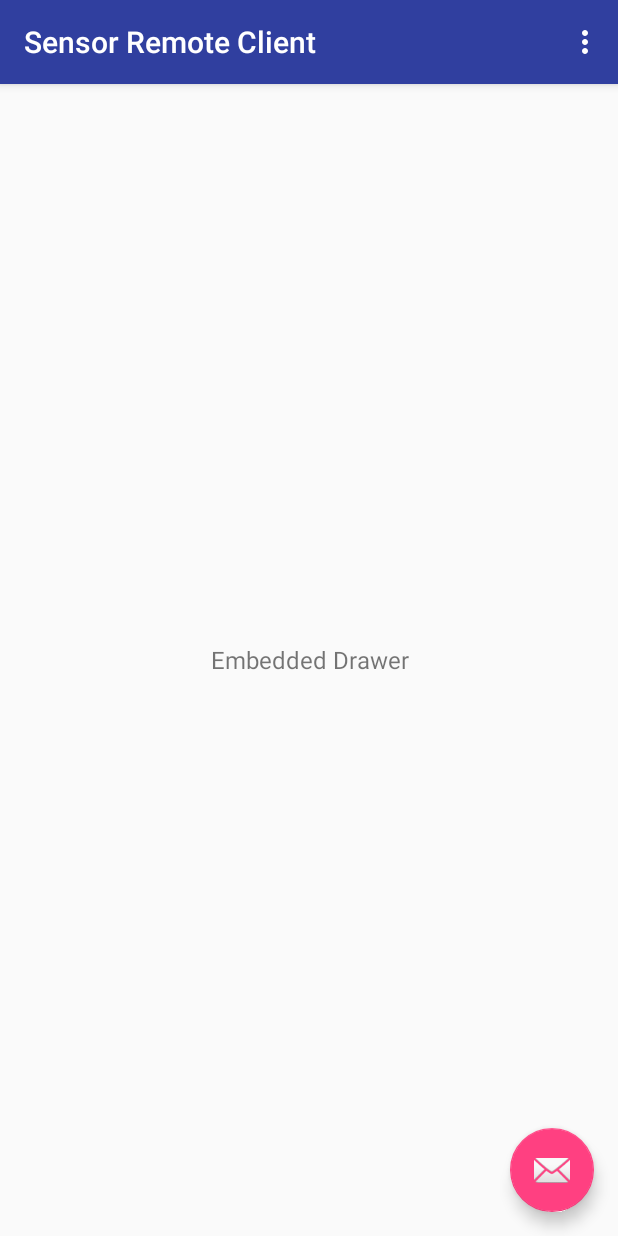
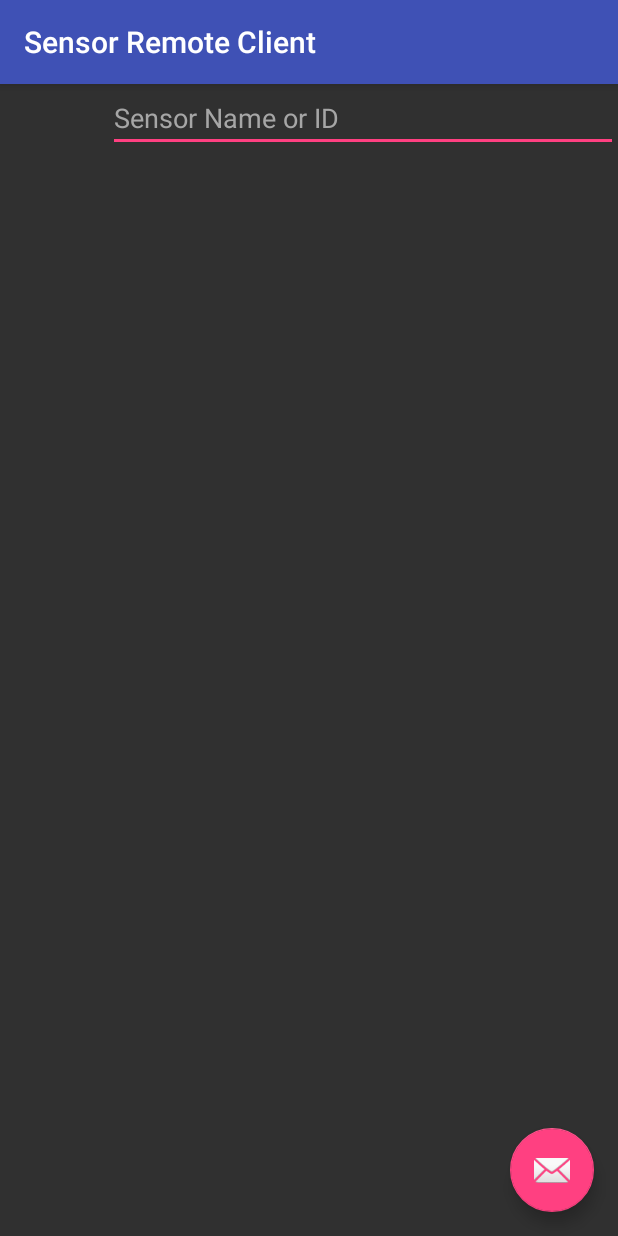
Before and after one commit to enginetix/faclon_app, an Android app: the screen it shows after launch (MainActivity), on a phone screen of 412 x 824 dp. Run offline under Robolectric (Android 15) with nearby library versions, the phone set to English and light mode, and no system bars; libraries missing offline, so code that uses them is left out: com.mikepenz.crossfader, com.mikepenz.fontawesome_typeface_library, com.mikepenz.google_material_typeface_library, com.mikepenz.iconics, com.mikepenz.materialdrawer and 1 more; 9 statements that could not run were skipped.

Commit message:
Added listview

```diff
--- a/app/src/main/java/faclon/sensorremoteclient/MainActivity.java
+++ b/app/src/main/java/faclon/sensorremoteclient/MainActivity.java
@@ -64,7 +64,6 @@ public class MainActivity extends AppCompatActivity {
         setContentView(R.layout.activity_main);
         Toolbar toolbar = (Toolbar) findViewById(R.id.toolbar);
         setSupportActionBar(toolbar);
-        //getSupportActionBar().setDisplayHomeAsUpEnabled(true);
 
 
         FloatingActionButton fab = (FloatingActionButton) findViewById(R.id.fab);
@@ -112,7 +111,7 @@ public class MainActivity extends AppCompatActivity {
 
         result = new DrawerBuilder()
                 .withActivity(this)
-            //    .withToolbar(toolbar)
+                .withToolbar(toolbar)
                 .withTranslucentStatusBar(false)
               //  .withAccountHeader(headerResult) //set the AccountHeader we created earlier for the header
                 .addDrawerItems(
@@ -120,20 +119,20 @@ public class MainActivity extends AppCompatActivity {
                         new PrimaryDrawerItem().withName(R.string.drawer_item_action_bar_drawer).withIcon(FontAwesome.Icon.faw_home).withBadge("22").withBadgeStyle(new BadgeStyle(Color.RED, Color.RED)).withIdentifier(2).withSelectable(false),
                         new PrimaryDrawerItem().withName(R.string.drawer_item_multi_drawer).withIcon(FontAwesome.Icon.faw_gamepad).withIdentifier(3),
                         new PrimaryDrawerItem().withName(R.string.drawer_item_non_translucent_status_drawer).withIcon(FontAwesome.Icon.faw_eye).withIdentifier(4),
-                        new PrimaryDrawerItem().withDescription("A more complex sample").withName(R.string.drawer_item_advanced_drawer).withIcon(GoogleMaterial.Icon.gmd_adb).withIdentifier(5),
+                      //  new PrimaryDrawerItem().withDescription("A more complex sample").withName(R.string.drawer_item_advanced_drawer).withIcon(GoogleMaterial.Icon.gmd_adb).withIdentifier(5),
                         new PrimaryDrawerItem().withName(R.string.drawer_item_keyboard_util_drawer).withIcon(GoogleMaterial.Icon.gmd_labels).withIdentifier(6),
-                        new SectionDrawerItem().withName(R.string.drawer_item_section_header),
+                       // new SectionDrawerItem().withName(R.string.drawer_item_section_header),
                         new SecondaryDrawerItem().withName(R.string.drawer_item_open_source).withIcon(FontAwesome.Icon.faw_github),
                         new SecondaryDrawerItem().withName(R.string.drawer_item_contact).withIcon(GoogleMaterial.Icon.gmd_format_color_fill).withTag("Bullhorn"),
                         new DividerDrawerItem(),
-                        new SwitchDrawerItem().withName("Switch").withIcon(Octicons.Icon.oct_tools).withChecked(true).withOnCheckedChangeListener(onCheckedChangeListener),
+                       // new SwitchDrawerItem().withName("Switch").withIcon(Octicons.Icon.oct_tools).withChecked(true).withOnCheckedChangeListener(onCheckedChangeListener),
                         new ToggleDrawerItem().withName("Toggle").withIcon(Octicons.Icon.oct_tools).withChecked(true).withOnCheckedChangeListener(onCheckedChangeListener)
                 ) // add the items we want to use with our Drawer
                 .withOnDrawerItemClickListener(new Drawer.OnDrawerItemClickListener() {
                     @Override
                     public boolean onItemClick(View view, int position, IDrawerItem drawerItem) {
                         if (drawerItem instanceof Nameable) {
-                            //Toast.makeText(MiniDrawerActivity.this, ((Nameable) drawerItem).getName().getText(MiniDrawerActivity.this), Toast.LENGTH_SHORT).show();
+                            Toast.makeText(MainActivity.this, ((Nameable) drawerItem).getName().getText(MainActivity.this), Toast.LENGTH_LONG).show();
                         }
                         return false;
                     }
@@ -147,10 +146,10 @@ public class MainActivity extends AppCompatActivity {
         miniResult = result.getMiniDrawer();
 
         //get the widths in px for the first and second panel
-        int firstWidth = (int) UIUtils.convertDpToPixel(300, this);
-        int secondWidth = (int) UIUtils.convertDpToPixel(72, this);
+        int firstWidth = (int) UIUtils.convertDpToPixel(230, this);
+        int secondWidth = (int) UIUtils.convertDpToPixel(70, this);
 
-        //create and build our crossfader (see the MiniDrawer is also builded in here, as the build method returns the view to be used in the crossfader)
+        //create and build our crossfader (see the MiniDrawer is also built in here, as the build method returns the view to be used in the crossfader)
         //the crossfader library can be found here: https://github.com/mikepenz/Crossfader
         crossFader = new Crossfader()
                 .withContent(findViewById(R.id.crossfade_content))
@@ -180,35 +179,5 @@ public class MainActivity extends AppCompatActivity {
 
 
 
-    @Override
-    public boolean onCreateOptionsMenu(Menu menu) {
-        // Inflate the menu; this adds items to the action bar if it is present.
-        getMenuInflater().inflate(R.menu.menu_main, menu);
-        return true;
-    }
 
-    @Override
-    public boolean onOptionsItemSelected(MenuItem item) {
-        // Handle action bar item clicks here. The action bar will
-        // automatically handle clicks on the Home/Up button, so long
-        // as you specify a parent activity in AndroidManifest.xml.
-        int id = item.getItemId();
-
-        //noinspection SimplifiableIfStatement
-        if (id == R.id.action_settings) {
-            return true;
-        }
-
-        return super.onOptionsItemSelected(item);
-    }
-
-    @Override
-    public void onBackPressed() {
-        //handle the back press :D close the drawer first and if the drawer is closed close the activity
-        if (result != null && result.isDrawerOpen()) {
-            result.closeDrawer();
-        } else {
-            super.onBackPressed();
-        }
-    }
 }
--- a/app/src/main/res/layout/activity_main.xml
+++ b/app/src/main/res/layout/activity_main.xml
@@ -5,17 +5,14 @@
     android:gravity="center">
 
     <android.support.v7.widget.Toolbar
-        xmlns:android="http://schemas.android.com/apk/res/android"
-        xmlns:app="http://schemas.android.com/apk/res-auto"
         android:id="@+id/toolbar"
+        android:layout_width="match_parent"
+        android:layout_height="?attr/actionBarSize"
+        android:background="?attr/colorPrimary"
         android:elevation="4dp"
-        android:layout_height="wrap_content"
-        android:layout_width="match_parent"
-        android:fitsSystemWindows="true"
-        android:minHeight="?attr/actionBarSize"
-        app:theme="@style/ThemeOverlay.AppCompat.Dark.ActionBar"
-        android:background="?attr/colorPrimaryDark">
-    </android.support.v7.widget.Toolbar>
+        android:theme="@style/ThemeOverlay.AppCompat.Dark.ActionBar"
+
+       />
 
 
     <FrameLayout
@@ -28,9 +25,31 @@
             android:layout_width="match_parent"
             android:layout_height="match_parent"
             android:layout_gravity="center"
-            android:gravity="center"
-            android:text="@string/drawer_item_embedded_drawer"
-            android:textSize="16sp" />
+            android:gravity="center" />
+
+        <RelativeLayout
+            android:layout_width="match_parent"
+            android:layout_marginLeft="72dp"
+            android:layout_height="match_parent">
+
+            <EditText
+                android:id="@+id/searchText"
+                android:layout_width="fill_parent"
+                android:layout_height="wrap_content"
+                android:layout_weight="1"
+                android:hint="Sensor Name or ID"
+                android:paddingTop="10dp"
+                android:textColorHint="#ffa6a6a6" />
+
+
+            <ListView
+                android:id="@+id/list"
+                android:layout_width="fill_parent"
+                android:layout_height="fill_parent"
+                android:layout_below="@id/searchText" />
+
+
+        </RelativeLayout>
 
         <android.support.design.widget.FloatingActionButton
             android:id="@+id/fab"
```
Also changed, not shown: app/src/main/res/values/styles.xml (+5 -11 lines), app/src/main/res/drawable/splash.xml (indentation only).
